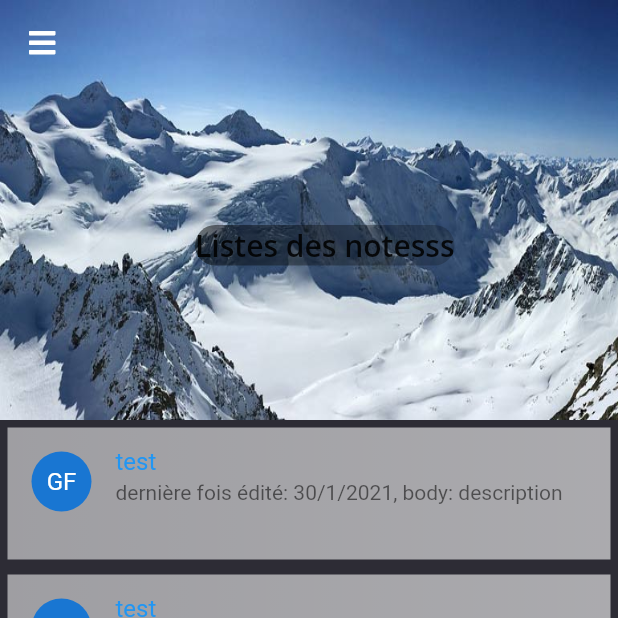
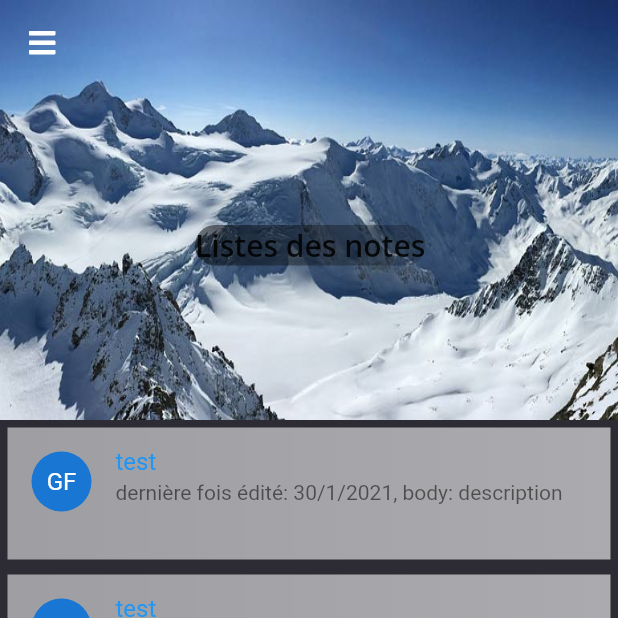
Before and after one commit to gyom2003/todoapp-project, a Flutter app: the screen it shows after launch, on a phone screen of 412 x 824 dp, the top half of it. Run offline on Flutter 3.47's test engine with Material 2 defaults, Android fonts, the phone set to English and light mode, and no system bars; drawn by our look-alikes of flutter_slidable; our stand-ins replace device_preview, font_awesome_flutter, google_fonts, share, shared_preferences.

Commit message:
todoapp commit message

```diff
--- a/lib/main.dart
+++ b/lib/main.dart
@@ -210,7 +210,7 @@ class _HomePageTodoAppState extends State<HomePageTodoApp> {
                                   ),
                                   borderRadius: BorderRadius.all(Radius.circular(30)),
                                 ),
-                                  child: Text("Listes des notesss",
+                                  child: Text("Listes des notes",
                                     style: GoogleFonts.openSans(
                                     textStyle: TextStyle(
                                     color: Colors.black87, fontSize: 20, fontWeight: FontWeight.w600,
```
